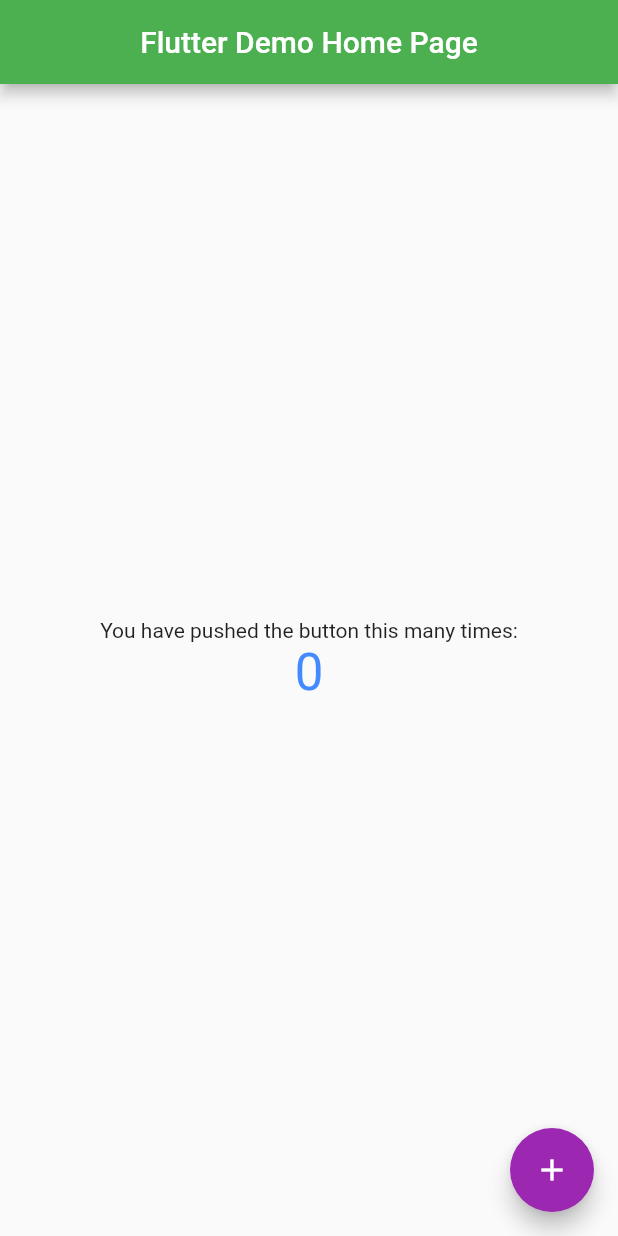
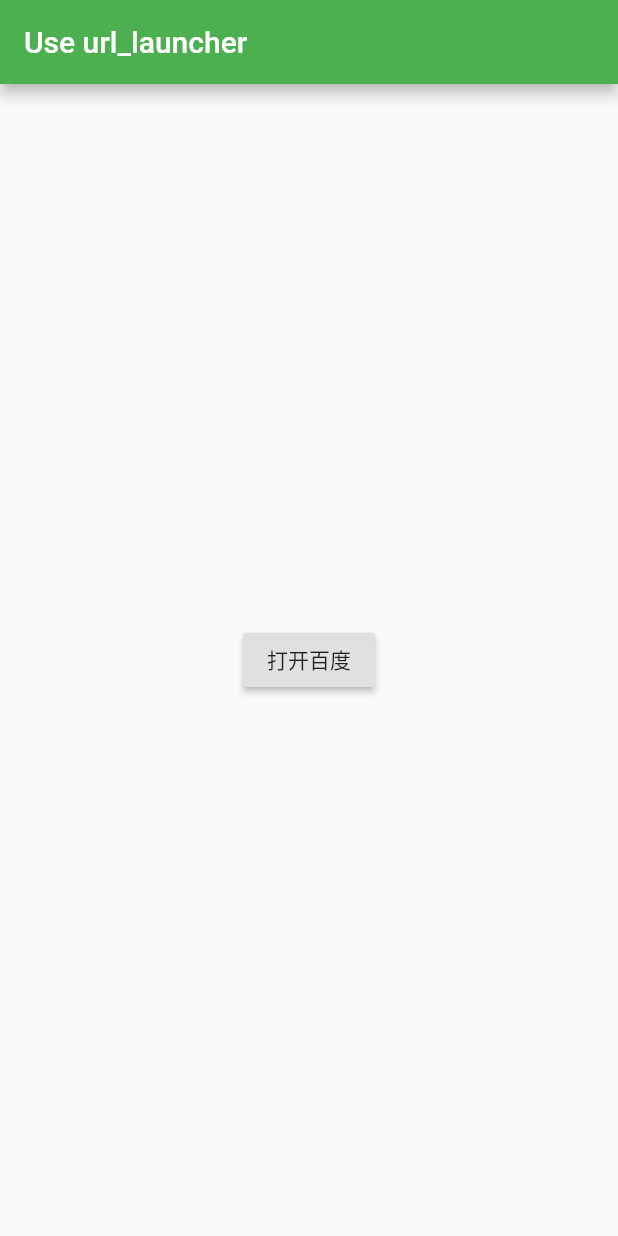
Before and after one commit to haoyuehuyu/LearningFlutter, a Flutter app: the screen it shows after launch, on a phone screen of 412 x 824 dp. Run offline on Flutter 3.47's test engine with Material 2 defaults, Android fonts, the phone set to English and light mode, and no system bars.

Commit message:
添加三方库使用

```diff
--- a/flutter_first_basic_1/lib/main.dart
+++ b/flutter_first_basic_1/lib/main.dart
@@ -1,4 +1,6 @@
 import 'package:flutter/material.dart';
+import 'official_demo.dart';
+import 'use_url_launcher.dart';
 
 void main() => runApp(MyApp());
 
@@ -22,91 +24,8 @@
         accentColor: Colors.red,
         textTheme: TextTheme(display1:TextStyle(color: Colors.blueAccent) )
       ),
-      home: MyHomePage(title: 'Flutter Demo Home Page'),
+      // home: MyHomePage(title: 'Flutter Demo Home Page'),
+      home: UseURLLauncherPage(),
     );
   }
 }
-
-class MyHomePage extends StatefulWidget {
-  MyHomePage({Key key, this.title}) : super(key: key);
-
-  // This widget is the home page of your application. It is stateful, meaning
-  // that it has a State object (defined below) that contains fields that affect
-  // how it looks.
-
-  // This class is the configuration for the state. It holds the values (in this
-  // case the title) provided by the parent (in this case the App widget) and
-  // used by the build method of the State. Fields in a Widget subclass are
-  // always marked "final".
-
-  final String title;
-
-  @override
-  _MyHomePageState createState() => _MyHomePageState();
-}
-
-class _MyHomePageState extends State<MyHomePage> {
-  int _counter = 0;
-
-  void _incrementCounter() {
-    setState(() {
-      // This call to setState tells the Flutter framework that something has
-      // changed in this State, which causes it to rerun the build method below
-      // so that the display can reflect the updated values. If we changed
-      // _counter without calling setState(), then the build method would not be
-      // called again, and so nothing would appear to happen.
-      _counter++;
-    });
-  }
-
-  @override
-  Widget build(BuildContext context) {
-    // This method is rerun every time setState is called, for instance as done
-    // by the _incrementCounter method above.
-    //
-    // The Flutter framework has been optimized to make rerunning build methods
-    // fast, so that you can just rebuild anything that needs updating rather
-    // than having to individually change instances of widgets.
-
-    final theme = Theme.of(context);
-
-    return Scaffold(
-      appBar: AppBar(
-        // Here we take the value from the MyHomePage object that was created by
-        // the App.build method, and use it to set our appbar title.
-        title: Text(widget.title),
-        centerTitle: true,
-      ),
-      body: Center(
-        // Center is a layout widget. It takes a single child and positions it
-        // in the middle of the parent.
-        child: Column(
-
-          mainAxisAlignment: MainAxisAlignment.center,
-          children: <Widget>[
-            Text(
-              'You have pushed the button this many times:',
-            ),
-            Text(
-              '$_counter',
-              style: theme.textTheme.display1,
-            ),
-          ],
-        ),
-      ),
-
-      // 创建局部主题
-      floatingActionButton: Theme(
-        // 直接替换掉全局主题 ThemeData(accentColor: Colors.red)
-        // 复制最近父组件主题，并替换部分主题
-        data:theme.copyWith(accentColor: Colors.purple),
-        child: FloatingActionButton(
-          onPressed: _incrementCounter,
-          tooltip: 'Increment',
-          child: Icon(Icons.add),
-        ),
-      ),
-      // This trailing comma makes auto-formatting nicer for build methods.
-    );
-  }
-}
--- /dev/null
+++ b/flutter_first_basic_1/lib/use_url_launcher.dart
@@ -0,0 +1,28 @@
+import 'package:flutter/material.dart';
+import 'package:url_launcher/url_launcher.dart';
+
+class UseURLLauncherPage extends StatefulWidget {
+  UseURLLauncherPage({Key key}) : super(key: key);
+
+  _UseURLLauncherPageState createState() => _UseURLLauncherPageState();
+}
+
+class _UseURLLauncherPageState extends State<UseURLLauncherPage> {
+  @override
+  Widget build(BuildContext context) {
+    return Scaffold(
+      appBar: AppBar(
+        title: Text("Use url_launcher"),
+      ),
+      body: Center(
+        child: RaisedButton(
+          onPressed: () {
+            var baiduURL = "https://www.baidu.com";
+            launch(baiduURL);
+          },
+          child: Text("打开百度"),
+        ),
+      ),
+    );
+  }
+}
--- a/flutter_first_basic_1/pubspec.yaml
+++ b/flutter_first_basic_1/pubspec.yaml
@@ -23,6 +23,8 @@
   # The following adds the Cupertino Icons font to your application.
   # Use with the CupertinoIcons class for iOS style icons.
   cupertino_icons: ^0.1.2
+
+  url_launcher: ^5.1.0
 
 dev_dependencies:
   flutter_test:
```
Also changed, not shown: flutter_first_basic_1/lib/official_demo.dart (added, +85 -0 lines).
